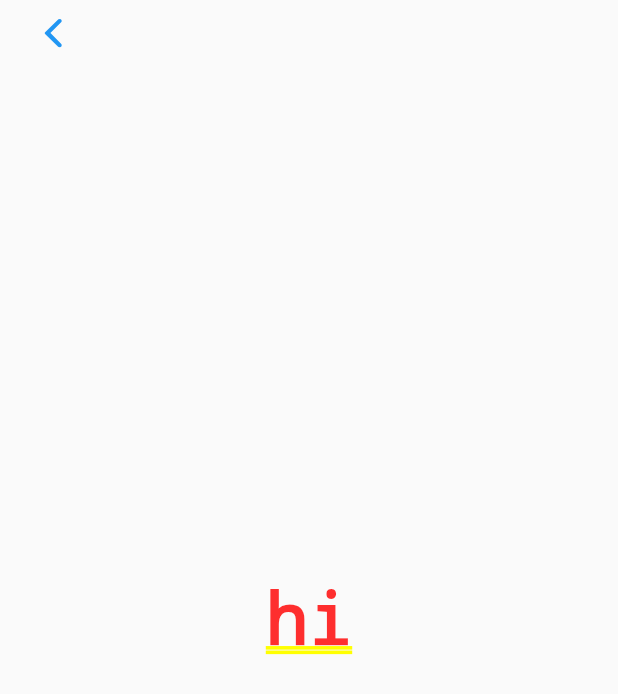
After one commit to oah1006/flutter-myapp, a Flutter app: the FormPage screen opened by its route, on a phone screen of 412 x 824 dp. The commit adds this screen. Shown: the top 694 px of the screen. Run offline on Flutter 3.47's test engine with Material 2 defaults, Android fonts, the phone set to English and light mode, and no system bars; our stand-ins replace geolocator, get_storage, google_maps_flutter; missing offline and left inert: flutter_polyline_points; accounts and stored records are empty.

Commit message:
flutter: create form and route form to recruitment

```diff
--- /dev/null
+++ b/lib/form.dart
@@ -0,0 +1,18 @@
+import 'package:flutter/cupertino.dart';
+import 'package:flutter/material.dart';
+
+class FormPage extends StatelessWidget {
+  @override
+  Widget build(BuildContext context) {
+    return CupertinoPageScaffold(
+      navigationBar: CupertinoNavigationBar(
+          leading: CupertinoNavigationBarBackButton(
+            onPressed: () => Navigator.of(context).pushNamed("recruitment"),
+          )
+      ),
+      child: Center(
+        child: Text('hi')
+      )
+    );
+  }
+}
--- a/lib/main.dart
+++ b/lib/main.dart
@@ -6,6 +6,8 @@ import 'package:google_maps_flutter/google_maps_flutter.dart';
 import 'dart:async';
 
 import 'package:myapp/map_screen.dart';
+import 'package:myapp/recruitment_page.dart';
+import 'package:myapp/form.dart';
 
 import 'package:myapp/splash_screen.dart';
 import 'package:myapp/sign_up.dart';
@@ -38,6 +40,8 @@ class MyApp extends StatelessWidget {
         "login" : (BuildContext context) => new Login(),
         "signup" : (BuildContext context) => new SignUp(),
         "home" : (BuildContext context) => new HomeScreen(),
+        "form": (BuildContext context) => new FormPage(),
+        "recruitment": (BuildContext context) => new RecruitmentPage(),
       }
     );
   }
--- a/lib/recruitment_page.dart
+++ b/lib/recruitment_page.dart
@@ -1,5 +1,7 @@
 import 'package:flutter/cupertino.dart';
 import 'package:flutter/material.dart';
+
+import 'package:myapp/form.dart';
 
 class RecruitmentPage extends StatelessWidget {
   @override
@@ -59,7 +61,9 @@ class RecruitmentPage extends StatelessWidget {
                       padding: EdgeInsets.fromLTRB(220, 20, 0, 0),
                     ),
                     CupertinoButton(
-                        onPressed: () {},
+                        onPressed: () async {
+                          Navigator.of(context).pushNamed("form");
+                        },
                         child: const Icon(CupertinoIcons.envelope_fill, size: 80.0, color: Colors.blueAccent)
                     ),
                     Text(
```
Also changed, not shown: pubspec.lock, 1 other file.
